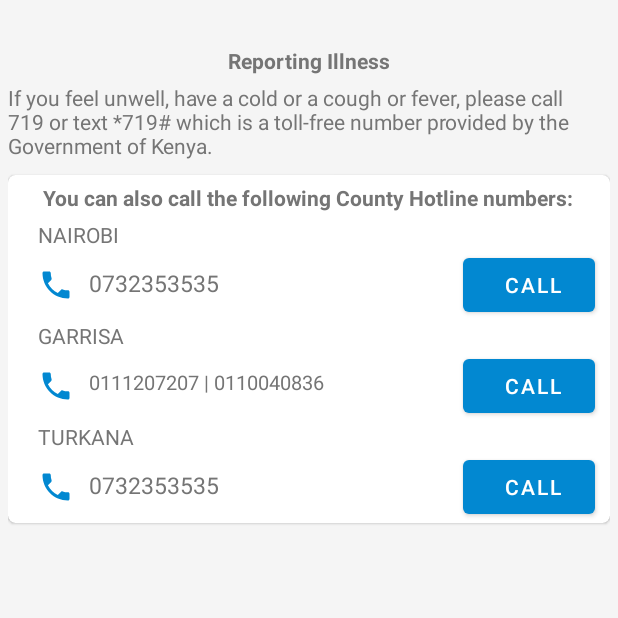
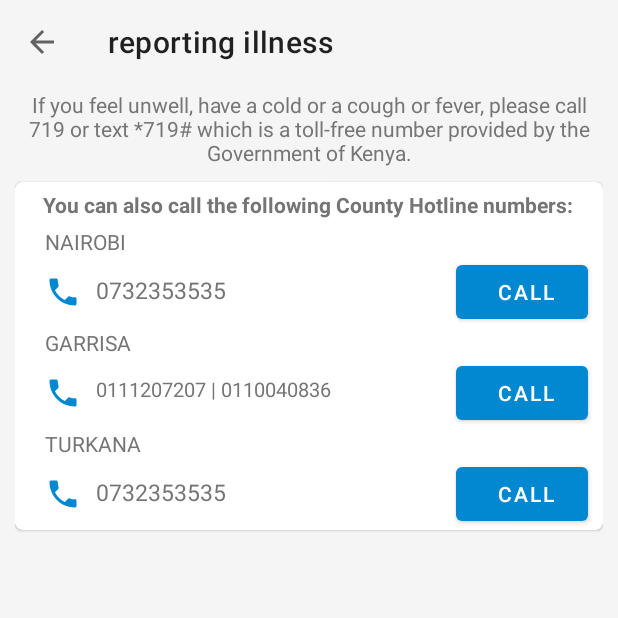
Before and after one commit to opensource254/Covid19-Tracker-App-kenya, an Android app: the HelpLineActivity screen opened directly, with no data from a screen before it, on a phone screen of 412 x 824 dp, the top half of it. Run offline under Robolectric (Android 15) with nearby library versions, the phone set to English and light mode, and no system bars; network calls fail; Roboto replaces fonts that are not available here.

```diff
--- a/app/src/main/java/app/azim/techxnoss/covid_19_kenya/HelpLineActivity.java
+++ b/app/src/main/java/app/azim/techxnoss/covid_19_kenya/HelpLineActivity.java
@@ -1,6 +1,7 @@
 package app.azim.techxnoss.covid_19_kenya;
 
 import androidx.appcompat.app.AppCompatActivity;
+import androidx.appcompat.widget.Toolbar;
 
 import android.content.Intent;
 import android.net.Uri;
@@ -9,6 +10,7 @@ import android.widget.Button;
 
 public class HelpLineActivity extends AppCompatActivity {
     SwitchPref switchPref;
+    private Toolbar mtoolbar;
 
     @Override
     protected void onCreate(Bundle savedInstanceState) {
@@ -22,6 +24,11 @@ public class HelpLineActivity extends AppCompatActivity {
 
         super.onCreate(savedInstanceState);
         setContentView(R.layout.activity_help_line);
+
+        mtoolbar = findViewById(R.id.help_tool_bar);
+        setSupportActionBar(mtoolbar);
+        if (getSupportActionBar() != null)
+            getSupportActionBar().setDisplayHomeAsUpEnabled(true);
 
         Button btn_telnai = findViewById(R.id.btn_no_nairobi);
         Button btn_telgarrisa = findViewById(R.id.btn_no_garisa);
@@ -52,4 +59,12 @@ public class HelpLineActivity extends AppCompatActivity {
 
 
     }
+
+    //setting navigate up button for the toolbar
+    @Override
+    public boolean onSupportNavigateUp() {
+        finish();
+        return true;
+
+    }
 }
--- a/app/src/main/res/layout/activity_help_line.xml
+++ b/app/src/main/res/layout/activity_help_line.xml
@@ -1,34 +1,46 @@
 <?xml version="1.0" encoding="utf-8"?>
-<androidx.constraintlayout.widget.ConstraintLayout xmlns:android="http://schemas.android.com/apk/res/android"
+<androidx.coordinatorlayout.widget.CoordinatorLayout  xmlns:android="http://schemas.android.com/apk/res/android"
     xmlns:app="http://schemas.android.com/apk/res-auto"
     xmlns:tools="http://schemas.android.com/tools"
     android:layout_width="match_parent"
     android:layout_height="match_parent"
     android:background="?attr/colorPrimaryDark"
     tools:context=".HelpLineActivity">
+    <com.google.android.material.appbar.AppBarLayout
+        android:id="@+id/app_bar_layout"
+        android:layout_width="match_parent"
+        android:layout_height="wrap_content"
+        android:fitsSystemWindows="true"
+        android:theme="?attr/colorPrimaryDark"
+        app:liftOnScroll="true">
+        <androidx.appcompat.widget.Toolbar
+            android:id="@+id/help_tool_bar"
+            android:layout_width="match_parent"
+            android:layout_height="?attr/actionBarSize"
+            android:background="?attr/colorPrimaryDark"
+            />
+    </com.google.android.material.appbar.AppBarLayout>
+
+
+
 
     <LinearLayout
+
+       android:layout_gravity="center_vertical"
         android:layout_width="match_parent"
         android:layout_height="match_parent"
-        android:layout_marginTop="20dp"
+        android:layout_marginTop="50dp"
         android:orientation="vertical"
-        android:padding="5dp">
+        android:padding="10dp">
+
+
 
         <com.google.android.material.textview.MaterialTextView
             android:textColor="?attr/colorTxt"
             android:layout_width="wrap_content"
             android:layout_height="wrap_content"
-            android:layout_gravity="center_horizontal"
-            android:layout_margin="5dp"
-            android:text="Reporting Illness"
-            android:textStyle="bold" />
-
-        <com.google.android.material.textview.MaterialTextView
-            android:textColor="?attr/colorTxt"
-            android:layout_width="wrap_content"
-            android:layout_height="wrap_content"
-            android:text="If you feel unwell, have a cold or a cough or fever, please call 719 or text *719# which is a toll-free number provided by the Government of Kenya.
-" />
+         android:textAlignment="center"
+            android:text="@string/if_you_feel_unwell" />
 
         <com.google.android.material.card.MaterialCardView
             app:cardBackgroundColor="?attr/colorPrimaryCards"
@@ -49,6 +61,7 @@
                     android:layout_width="wrap_content"
                     android:layout_height="wrap_content"
                     android:layout_gravity="center_horizontal"
+                    android:textAlignment="center"
                     android:layout_margin="5dp"
                     android:text="You can also call the following County Hotline numbers:"
                     android:textStyle="bold" />
@@ -214,4 +227,4 @@
 
     </LinearLayout>
 
-</androidx.constraintlayout.widget.ConstraintLayout>
+</androidx.coordinatorlayout.widget.CoordinatorLayout >
--- a/app/src/main/res/values/strings.xml
+++ b/app/src/main/res/values/strings.xml
@@ -26,4 +26,6 @@
     <string name="what_is_self_quarantine_body">. Self quarantine is an act of individuals who may have been exposed to COVID-19 separating themselves for 14 days to monitor if the develope symptoms.</string>
     <string name="anyone_who_travel">. Anyone who has traveled within the past 14 days to a country with sustained reported COVID-19 cases or has had close contact with a person showing COVID-19 symptoms.</string>
     <string name="what_does_self_quarantine_entail">WHAT DOES SELF QUARANTINE ENTAIL ?</string>
+    <string name="reporting_illness">Reporting Illness</string>
+    <string name="if_you_feel_unwell">If you feel unwell, have a cold or a cough or fever, please call 719 or text *719# which is a toll-free number provided by the Government of Kenya.</string>
 </resources>
```
Also changed, not shown: app/src/main/AndroidManifest.xml (+4 -3 lines), app/src/main/java/app/azim/techxnoss/covid_19_kenya/SettingMoreActivity.java (+19 -4 lines), app/src/main/res/layout/activity_setting_more.xml (+19 -3 lines).
